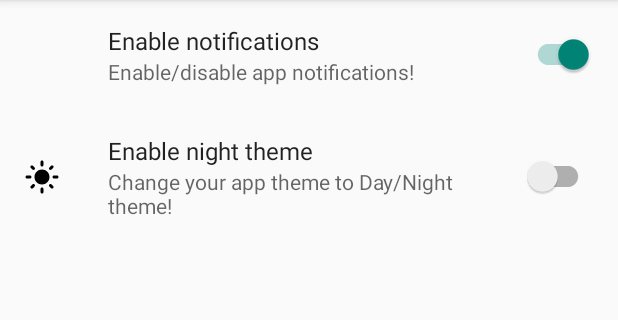
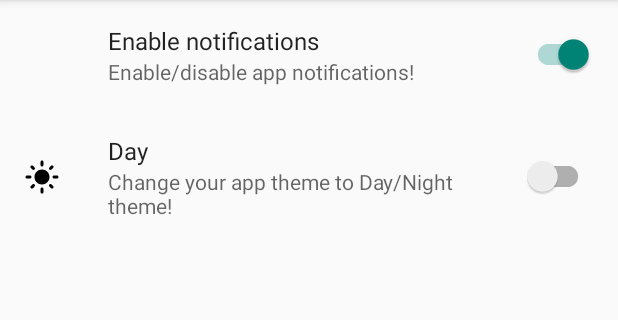
Before and after one commit to winstonkhoe/plantin, an Android app: the SettingFragment screen opened directly, with no data from a screen before it, on a phone screen of 412 x 824 dp, the part 84-404 px from its top. Run offline under Robolectric (Android 15) with nearby library versions, the phone set to English and light mode, and no system bars; our stand-ins replace androidx.preference.

Commit message:
fix: toggle theme and loading theme from shared preferences

```diff
--- a/app/src/main/java/com/winston/plantin/LoginActivity.java
+++ b/app/src/main/java/com/winston/plantin/LoginActivity.java
@@ -44,7 +44,7 @@ public class LoginActivity extends Activity {
         setContentView(R.layout.activity_login);
         initComponents();
         setButton();
-
+        Session.getInstance().loadTheme(this);
         if(Build.VERSION.SDK_INT >= Build.VERSION_CODES.O){
             NotificationChannel channel = new NotificationChannel("WELCOME_NOTIFICATION", "WELCOME", NotificationManager.IMPORTANCE_DEFAULT);
             NotificationManager notificationManager = getSystemService(NotificationManager.class);
--- a/app/src/main/java/com/winston/plantin/MainActivity.java
+++ b/app/src/main/java/com/winston/plantin/MainActivity.java
@@ -11,7 +11,6 @@ public class MainActivity extends AppCompatActivity {
     @Override
     protected void onCreate(Bundle savedInstanceState) {
         super.onCreate(savedInstanceState);
-        Session.getInstance().loadTheme(this);
         setContentView(R.layout.activity_login);
     }
 }
--- a/app/src/main/java/com/winston/plantin/fragment/SettingFragment.java
+++ b/app/src/main/java/com/winston/plantin/fragment/SettingFragment.java
@@ -14,6 +14,15 @@ public class SettingFragment extends PreferenceFragmentCompat {
     public void onCreatePreferences(@Nullable Bundle savedInstanceState, @Nullable String rootKey) {
         setPreferencesFromResource(R.xml.setting_preferences, rootKey);
         SwitchPreferenceCompat themePreference = findPreference(getString(R.string.key_theme));
+        Session.getInstance().loadTheme(this.getActivity());
+
+        if (Session.getInstance().isNight(this.getActivity())) {
+            themePreference.setIcon(R.drawable.ic_baseline_mode_night_24);
+            themePreference.setTitle("Night");
+        } else {
+            themePreference.setIcon(R.drawable.ic_baseline_light_mode_24);
+            themePreference.setTitle("Day");
+        }
 
         // toggle theme
         if (themePreference != null) {
@@ -26,7 +35,7 @@ public class SettingFragment extends PreferenceFragmentCompat {
                     preference.setIcon(R.drawable.ic_baseline_light_mode_24);
                     preference.setTitle("Day");
                 }
-                Session.getInstance().loadTheme(this.getActivity());
+                Session.getInstance().changeTheme(isNight);
                 return true;
             });
         }
--- a/app/src/main/java/com/winston/plantin/utility/Session.java
+++ b/app/src/main/java/com/winston/plantin/utility/Session.java
@@ -1,6 +1,7 @@
 package com.winston.plantin.utility;
 
 import android.content.Context;
+import android.util.Log;
 
 import androidx.appcompat.app.AppCompatDelegate;
 import androidx.preference.PreferenceManager;
@@ -31,12 +32,21 @@ public class Session {
         user = null;
     }
 
+    public boolean isNight(Context ctx) {
+        return PreferenceManager.getDefaultSharedPreferences(ctx).getBoolean(ctx.getString(R.string.key_theme), false);
+    }
+
     public void loadTheme(Context ctx) {
-        boolean isNight = PreferenceManager.getDefaultSharedPreferences(ctx).getBoolean(ctx.getString(R.string.key_theme), false);
+        boolean isNight = isNight(ctx);
+//        Log.d("PREFERENCE", "loadTheme: " + isNight);
+        changeTheme(isNight);
+    }
+
+    public void changeTheme(Boolean isNight) {
         if (isNight) {
+            AppCompatDelegate.setDefaultNightMode(AppCompatDelegate.MODE_NIGHT_YES);
+        } else {
             AppCompatDelegate.setDefaultNightMode(AppCompatDelegate.MODE_NIGHT_NO);
-        } else {
-            AppCompatDelegate.setDefaultNightMode(AppCompatDelegate.MODE_NIGHT_YES);
         }
     }
 
```
